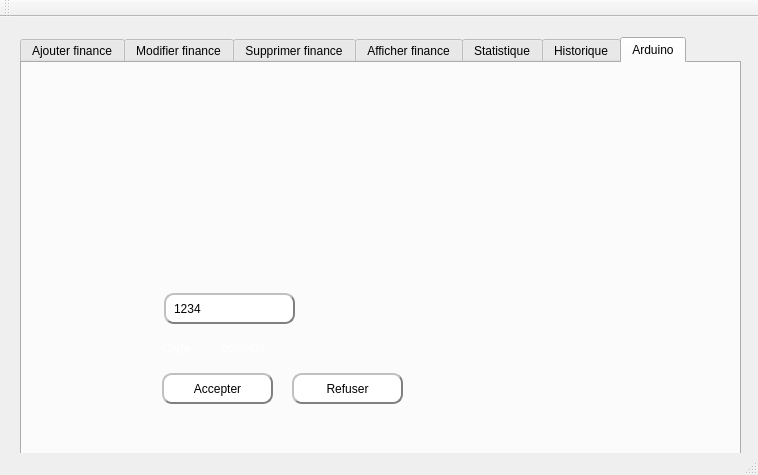
First picture: the form in mainwindow.ui, repository ramimgaidi/Smart_real_estate_2A7, before the edit.
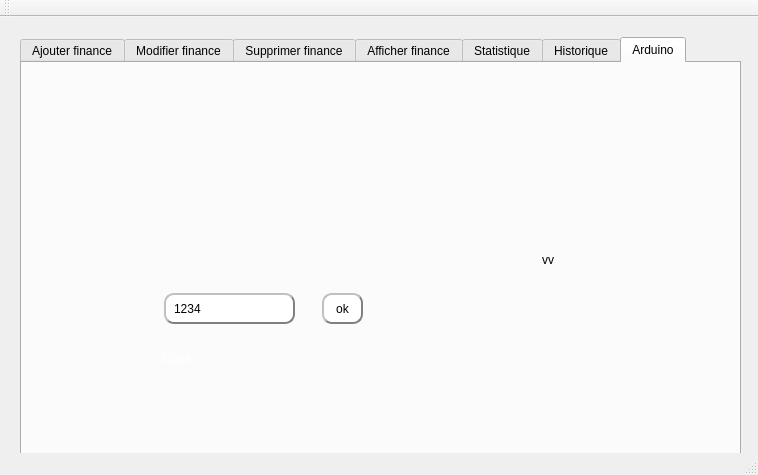
Second picture: the form after the edit. Icons and pictures are not drawn. Custom widgets are drawn as their Qt base class.

Diff of the .ui file:
```diff
--- a/mainwindow.ui
+++ b/mainwindow.ui
@@ -1584,69 +1584,11 @@
        <bool>false</bool>
       </property>
      </widget>
-     <widget class="QPushButton" name="pushButton_10">
-      <property name="geometry">
-       <rect>
-        <x>140</x>
-        <y>310</y>
-        <width>111</width>
-        <height>31</height>
-       </rect>
-      </property>
-      <property name="styleSheet">
-       <string notr="true">QPushButton {
-
- 
-    background-color: white;
-    border-style: outset;
-    border-width: 2px;
-    border-radius: 10px;
-    border-color: gray;
-	font: 11pt &quot;Adobe Gothic Std B&quot;;
-    min-width: 10 em;
-    padding: 6px;
-
- }
-</string>
-      </property>
-      <property name="text">
-       <string>Accepter</string>
-      </property>
-     </widget>
-     <widget class="QPushButton" name="pushButton_11">
-      <property name="geometry">
-       <rect>
-        <x>270</x>
-        <y>310</y>
-        <width>111</width>
-        <height>31</height>
-       </rect>
-      </property>
-      <property name="styleSheet">
-       <string notr="true">QPushButton {
-
- 
-    background-color: white;
-    border-style: outset;
-    border-width: 2px;
-    border-radius: 10px;
-    border-color: gray;
-	font: 11pt &quot;Adobe Gothic Std B&quot;;
-    min-width: 10 em;
-    padding: 6px;
-
- }
-</string>
-      </property>
-      <property name="text">
-       <string>Refuser</string>
-      </property>
-     </widget>
      <widget class="QLabel" name="label_24">
       <property name="geometry">
        <rect>
         <x>140</x>
-        <y>270</y>
+        <y>280</y>
         <width>91</width>
         <height>31</height>
        </rect>
@@ -1680,8 +1622,8 @@
      <widget class="QLabel" name="label_25">
       <property name="geometry">
        <rect>
-        <x>200</x>
-        <y>269</y>
+        <x>210</x>
+        <y>280</y>
         <width>141</width>
         <height>31</height>
        </rect>
@@ -1696,7 +1638,7 @@
 }</string>
       </property>
       <property name="text">
-       <string>correcte</string>
+       <string/>
       </property>
      </widget>
      <widget class="QLineEdit" name="lineEdit_4">
@@ -1729,6 +1671,70 @@
        <string>1234</string>
       </property>
      </widget>
+     <widget class="QLabel" name="label_26">
+      <property name="geometry">
+       <rect>
+        <x>520</x>
+        <y>190</y>
+        <width>47</width>
+        <height>14</height>
+       </rect>
+      </property>
+      <property name="text">
+       <string>vv</string>
+      </property>
+     </widget>
+     <widget class="QLabel" name="label_27">
+      <property name="geometry">
+       <rect>
+        <x>570</x>
+        <y>260</y>
+        <width>121</width>
+        <height>121</height>
+       </rect>
+      </property>
+      <property name="styleSheet">
+       <string notr="true">border-image: url(:/new/prefix1/images/logo rew.png);</string>
+      </property>
+      <property name="text">
+       <string/>
+      </property>
+      <property name="scaledContents">
+       <bool>false</bool>
+      </property>
+      <property name="wordWrap">
+       <bool>false</bool>
+      </property>
+     </widget>
+     <widget class="QPushButton" name="pushButton_12">
+      <property name="geometry">
+       <rect>
+        <x>300</x>
+        <y>230</y>
+        <width>41</width>
+        <height>31</height>
+       </rect>
+      </property>
+      <property name="styleSheet">
+       <string notr="true">QPushButton {
+
+ 
+    background-color: white;
+    border-style: outset;
+    border-width: 2px;
+    border-radius: 10px;
+    border-color: gray;
+	font: 11pt &quot;Adobe Gothic Std B&quot;;
+    min-width: 10 em;
+    padding: 6px;
+
+ }
+</string>
+      </property>
+      <property name="text">
+       <string>ok</string>
+      </property>
+     </widget>
     </widget>
    </widget>
   </widget>
```
Left out of the diff: 13 changed lines with no effect on the pictures.
